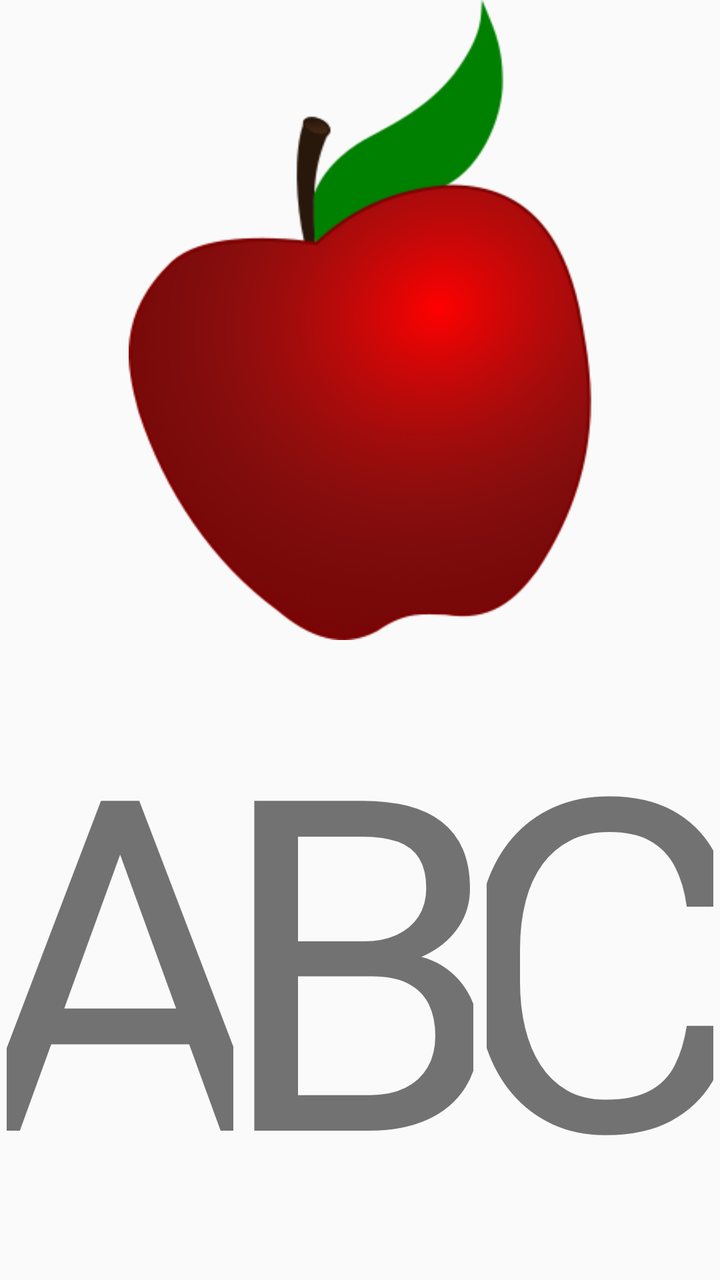
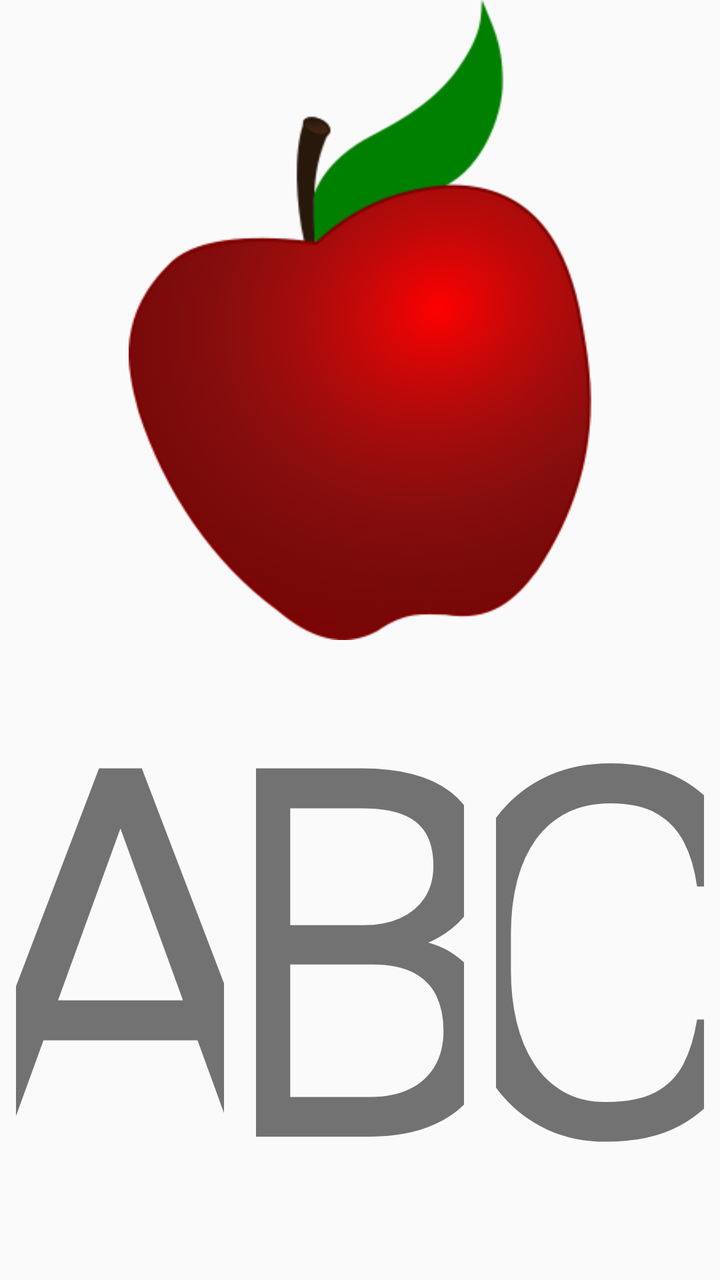

Before-and-after screenshots of an Android layout around one commit, followed by the original layout XML and the change that was made.
<!-- AndroidManifest.xml: application theme AppTheme -->
<!-- res/layout/animals_on_top.xml -->
<?xml version="1.0" encoding="utf-8"?>
<androidx.constraintlayout.widget.ConstraintLayout xmlns:android="http://schemas.android.com/apk/res/android"
    xmlns:app="http://schemas.android.com/apk/res-auto"
    xmlns:tools="http://schemas.android.com/tools"
    android:layout_width="match_parent"
    android:layout_height="match_parent"
    tools:context=".MainActivity" >

    <LinearLayout
        android:layout_width="match_parent"
        android:layout_height="match_parent"
        android:gravity="center"
        android:orientation="vertical">

        <LinearLayout
            android:layout_width="match_parent"
            android:layout_height="match_parent"
            android:layout_weight="1"
            android:gravity="center"
            android:orientation="horizontal">

            <ImageView
                android:id="@+id/imageView"
                android:layout_width="wrap_content"
                android:layout_height="wrap_content"
                android:layout_weight="1"
                app:srcCompat="@drawable/apple" />

        </LinearLayout>

        <LinearLayout
            android:layout_width="match_parent"
            android:layout_height="match_parent"
            android:layout_weight="1"
            android:gravity="center"
            android:orientation="horizontal">

            <TextView
                android:id="@+id/mainLetter1"
                android:layout_width="match_parent"
                android:layout_height="match_parent"
                android:layout_weight="1"
                android:clickable="true"
                android:paddingLeft="10px"
                android:paddingRight="10px"
                android:singleLine="false"
                android:soundEffectsEnabled="false"
                android:text="A"
                android:textAlignment="center"
                app:autoSizeMaxTextSize="900sp"
                app:autoSizeMinTextSize="12sp"
                app:autoSizeStepGranularity="10sp"
                app:autoSizeTextType="uniform" />

            <TextView
                android:id="@+id/mainLetter2"
                android:layout_width="match_parent"
                android:layout_height="match_parent"
                android:layout_weight="1"
                android:clickable="true"
                android:paddingLeft="10px"
                android:paddingEnd="10px"
                android:soundEffectsEnabled="false"
                android:text="B"
                android:textAlignment="center"
                app:autoSizeMaxTextSize="900sp"
                app:autoSizeMinTextSize="12sp"
                app:autoSizeStepGranularity="10sp"
                app:autoSizeTextType="uniform" />

            <TextView
                android:id="@+id/mainLetter3"
                android:layout_width="match_parent"
                android:layout_height="match_parent"
                android:layout_weight="1"
                android:clickable="true"
                android:paddingLeft="10px"
                android:paddingRight="10px"
                android:soundEffectsEnabled="false"
                android:text="C"
                android:textAlignment="center"
                app:autoSizeMaxTextSize="900sp"
                app:autoSizeMinTextSize="12sp"
                app:autoSizeStepGranularity="10sp"
                app:autoSizeTextType="uniform" />
        </LinearLayout>

    </LinearLayout>
</androidx.constraintlayout.widget.ConstraintLayout>
<!-- resources referenced by this layout -->
<resources>
  <!-- drawable apple: png bitmap (drawable, 33150 bytes) -->
  <style name="AppTheme" parent="Theme.AppCompat.Light.DarkActionBar">
          
          <item name="colorPrimary">@color/colorPrimary</item>
          <item name="colorPrimaryDark">@color/colorPrimaryDark</item>
          <item name="colorAccent">@color/colorAccent</item>
      </style>
  <color name="colorPrimary">#6200EE</color>
  <color name="colorPrimaryDark">#3700B3</color>
  <color name="colorAccent">#03DAC5</color>
</resources>

<!-- the commit's change to res/layout/animals_on_top.xml (unified diff, before → after) -->
@@ -4,7 +4,7 @@
     xmlns:tools="http://schemas.android.com/tools"
     android:layout_width="match_parent"
     android:layout_height="match_parent"
-    tools:context=".MainActivity" >
+    tools:context=".MainActivity">
 
     <LinearLayout
         android:layout_width="match_parent"
@@ -12,77 +12,81 @@
         android:gravity="center"
         android:orientation="vertical">
 
+        
         <LinearLayout
             android:layout_width="match_parent"
-            android:layout_height="match_parent"
+            android:layout_height="0dp"
             android:layout_weight="1"
             android:gravity="center"
             android:orientation="horizontal">
 
             <ImageView
                 android:id="@+id/imageView"
-                android:layout_width="wrap_content"
-                android:layout_height="wrap_content"
+                android:layout_width="0dp"
+                android:layout_height="match_parent"
                 android:layout_weight="1"
+                android:adjustViewBounds="true"
+                android:scaleType="fitCenter"
                 app:srcCompat="@drawable/apple" />
 
         </LinearLayout>
 
+        
         <LinearLayout
             android:layout_width="match_parent"
-            android:layout_height="match_parent"
+            android:layout_height="0dp"
             android:layout_weight="1"
             android:gravity="center"
             android:orientation="horizontal">
 
             <TextView
                 android:id="@+id/mainLetter1"
-                android:layout_width="match_parent"
+                android:layout_width="0dp"
                 android:layout_height="match_parent"
                 android:layout_weight="1"
                 android:clickable="true"
-                android:paddingLeft="10px"
-                android:paddingRight="10px"
-                android:singleLine="false"
+                android:gravity="center"
+                android:includeFontPadding="false"
+                android:padding="8dp"
                 android:soundEffectsEnabled="false"
                 android:text="A"
-                android:textAlignment="center"
-                app:autoSizeMaxTextSize="900sp"
+                app:autoSizeMaxTextSize="400sp"
                 app:autoSizeMinTextSize="12sp"
-                app:autoSizeStepGranularity="10sp"
+                app:autoSizeStepGranularity="1sp"
                 app:autoSizeTextType="uniform" />
 
             <TextView
                 android:id="@+id/mainLetter2"
-                android:layout_width="match_parent"
+                android:layout_width="0dp"
                 android:layout_height="match_parent"
                 android:layout_weight="1"
                 android:clickable="true"
-                android:paddingLeft="10px"
-                android:paddingEnd="10px"
+                android:gravity="center"
+                android:includeFontPadding="false"
+                android:padding="8dp"
                 android:soundEffectsEnabled="false"
                 android:text="B"
-                android:textAlignment="center"
-                app:autoSizeMaxTextSize="900sp"
+                app:autoSizeMaxTextSize="400sp"
                 app:autoSizeMinTextSize="12sp"
-                app:autoSizeStepGranularity="10sp"
+                app:autoSizeStepGranularity="1sp"
                 app:autoSizeTextType="uniform" />
 
             <TextView
                 android:id="@+id/mainLetter3"
-                android:layout_width="match_parent"
+                android:layout_width="0dp"
                 android:layout_height="match_parent"
                 android:layout_weight="1"
                 android:clickable="true"
-                android:paddingLeft="10px"
-                android:paddingRight="10px"
+                android:gravity="center"
+                android:includeFontPadding="false"
+                android:padding="8dp"
                 android:soundEffectsEnabled="false"
                 android:text="C"
-                android:textAlignment="center"
-                app:autoSizeMaxTextSize="900sp"
+                app:autoSizeMaxTextSize="400sp"
                 app:autoSizeMinTextSize="12sp"
-                app:autoSizeStepGranularity="10sp"
+                app:autoSizeStepGranularity="1sp"
                 app:autoSizeTextType="uniform" />
+
         </LinearLayout>
 
     </LinearLayout>
